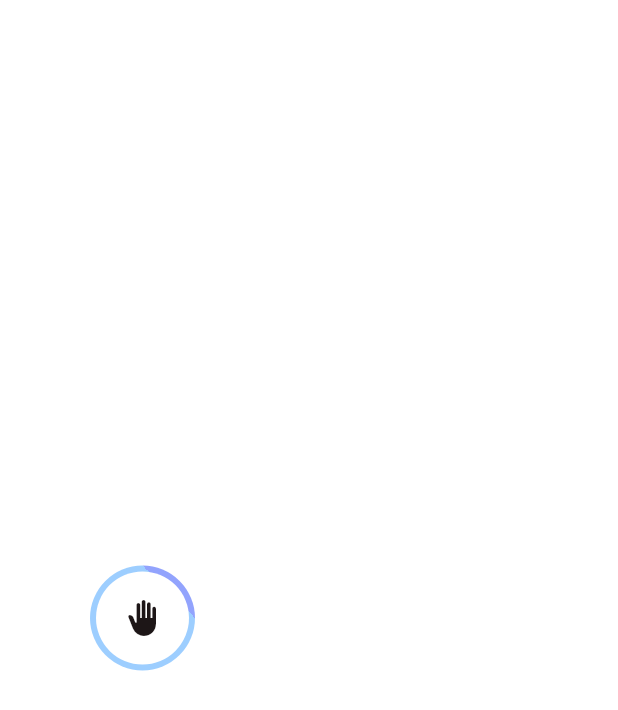
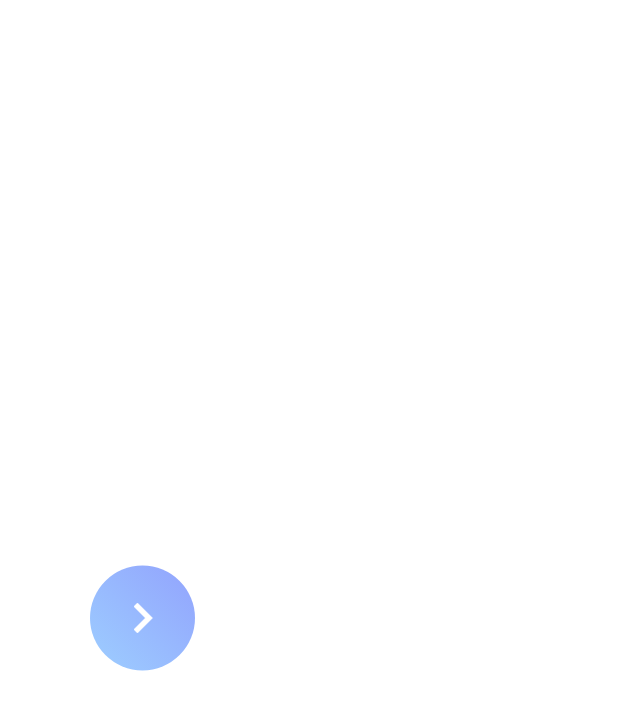
Before and after one commit to mmkocak/fitnesx_flutter, a Flutter app: the OnboardingOnePage screen opened directly, on a phone screen of 412 x 824 dp. Shown: the top 710 px of the screen. Run offline on Flutter 3.47's test engine with Material 3 defaults, Android fonts, the phone set to English and light mode, and no system bars.

Commit message:
fab silinip baştan yapıldı

```diff
--- a/lib/feature/screen/onboarding/onboarding_one_page.dart
+++ b/lib/feature/screen/onboarding/onboarding_one_page.dart
@@ -20,18 +20,8 @@ class _OnboardingOnePageState extends State<OnboardingOnePage> {
           crossAxisAlignment: CrossAxisAlignment.center,
           children: [
             CustomGradiantFab(
-                onPressed: () {},
-                icon: Icons.back_hand,
-                borderWidth: 8.0,
-                gradient: LinearGradient(
-                  colors: <Color>[
-                    AppColors.brandColorsOne,
-                    AppColors.brandColorTwo
-                  ],
-                  stops:[ 0.25, 0.25,],
-                  begin: Alignment.topRight,
-                  end: Alignment.bottomLeft,
-                ))
+              onPressed: (){},
+            ),
           ],
         ),
       ),
--- a/lib/feature/utils/widgets/custom_elevetad_button.dart
+++ b/lib/feature/utils/widgets/custom_elevetad_button.dart
@@ -25,7 +25,7 @@ class CustomElevetadButton extends StatelessWidget {
         style: ElevatedButton.styleFrom(
           backgroundColor: Colors.transparent,
           shadowColor: Colors.transparent,
-          shape: RoundedRectangleBorder(
+                  shape: RoundedRectangleBorder(
             borderRadius: BorderRadius.circular(80)
           )
         ),
--- a/lib/feature/utils/widgets/custom_gradiant_fab.dart
+++ b/lib/feature/utils/widgets/custom_gradiant_fab.dart
@@ -3,41 +3,27 @@ import 'package:flutter/material.dart';
 
 class CustomGradiantFab extends StatelessWidget {
   final VoidCallback onPressed;
-  final IconData icon;
-  final double borderWidth;
-  final LinearGradient gradient;
-  const CustomGradiantFab(
-      {Key? key,
-      required this.onPressed,
-      required this.icon,
-      required this.borderWidth,
-      required this.gradient})
-      : super(key: key);
+const CustomGradiantFab({ Key? key, required this.onPressed}) : super(key: key);
+
   @override
-  Widget build(BuildContext context) {
+  Widget build(BuildContext context){
     return Container(
+      height: 70,
       width: 70,
-      height: 70,
       decoration: BoxDecoration(
         shape: BoxShape.circle,
-        gradient: gradient,
-      ),
-      child: Center(
-        child: Container(
-          width: 70 - borderWidth,
-          height: 70 -borderWidth,
-          decoration: const BoxDecoration(
-            shape: BoxShape.circle,
-            color: AppColors.whiteColor,
-          ),
-          child: FloatingActionButton(
-            onPressed: onPressed,
-            elevation: 0,
-            backgroundColor: Colors.transparent,
-            child: Icon(icon, color: AppColors.blackColor,),
-            ),
+        gradient: LinearGradient
+        (colors: <Color>[AppColors.brandColorsOne, AppColors.brandColorTwo],
+        begin: Alignment.topRight,
+        end: Alignment.bottomLeft,
         ),
       ),
+      child: FloatingActionButton(
+        child: Icon(Icons.chevron_right, color: Colors.white, size: 40,),
+        backgroundColor: Colors.transparent,
+        elevation: 0,
+        onPressed: onPressed,
+        ),
     );
   }
 }
--- a/lib/main.dart
+++ b/lib/main.dart
@@ -1,3 +1,4 @@
+import 'package:fitnesx_flutter/feature/screen/onboarding/onboarding_one_page.dart';
 import 'package:fitnesx_flutter/feature/screen/splash/splash_screen.dart';
 import 'package:flutter/material.dart';
 import 'package:flutter/services.dart';
@@ -19,7 +20,7 @@ const fitnesX({ Key? key }) : super(key: key);
           scaffoldBackgroundColor: Colors.white
       ),
       debugShowCheckedModeBanner: false,
-      home: const SplashScreen(),
+      home: const OnboardingOnePage(),
     );
   }
 }
```
Also changed, not shown: lib/feature/screen/welcome/welcome_screen.dart (line endings or trailing spaces).
